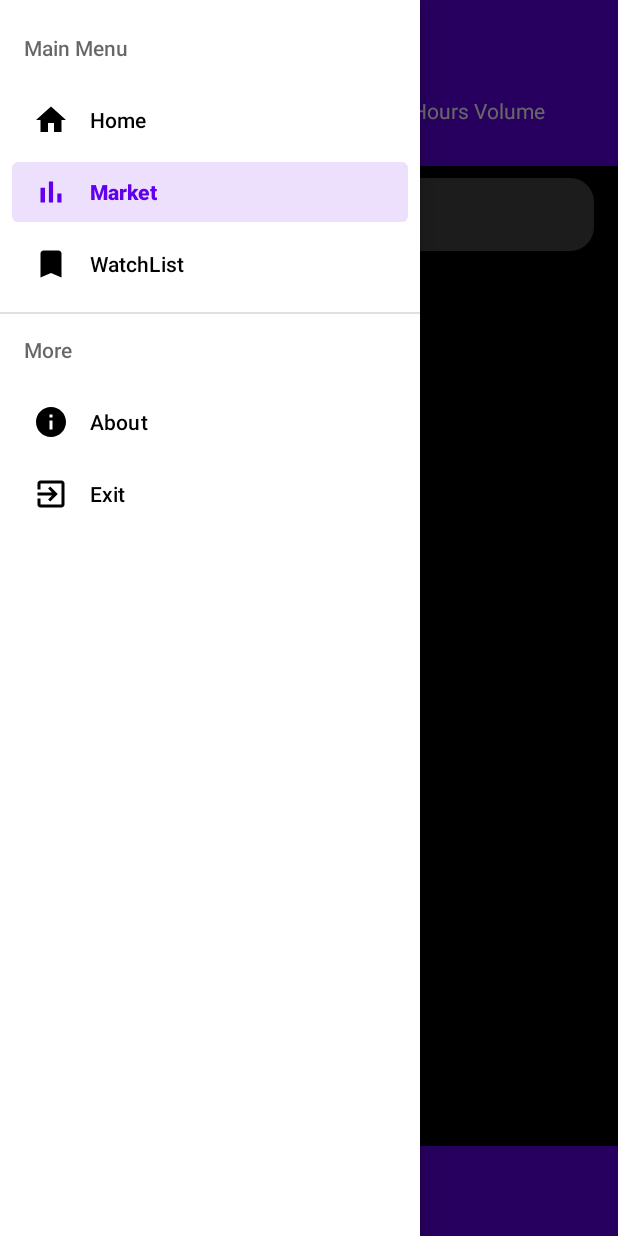
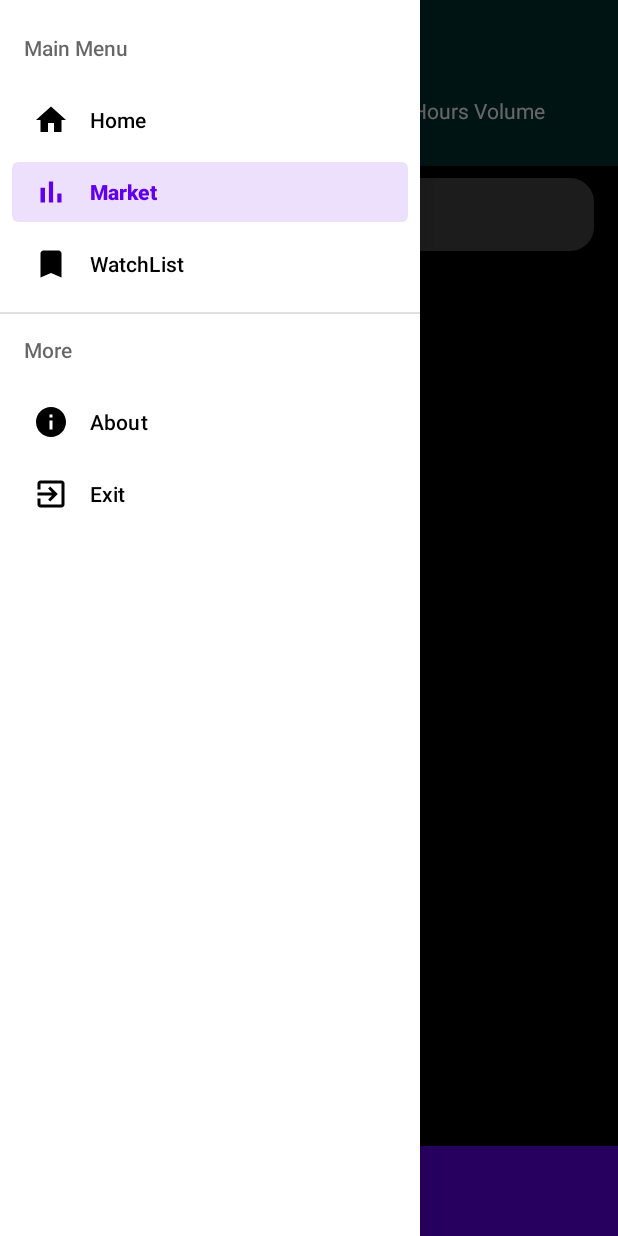
Before and after one commit to AbolfazlAbbac/CoinRank, an Android app: the MarketFragment screen opened through its navigation route, with the side drawer open, on a phone screen of 412 x 824 dp. Run offline under Robolectric (Android 15) with nearby library versions, the phone set to English and light mode, and no system bars; our stand-ins replace Dagger/Hilt's generated code, RxJava, data binding, navigation-ui; libraries missing offline, so code that uses them is left out: me.ibrahimsn.lib; plain views replace SmoothBottomBar; pictures from the network do not load; 5 statements that could not run were skipped.

Commit message:
Navgaitonbar and status bar color be ok

```diff
--- a/app/src/main/res/layout/activity_main.xml
+++ b/app/src/main/res/layout/activity_main.xml
@@ -37,7 +37,7 @@
                 style="@style/Widget.MaterialComponents.BottomNavigationView.Colored"
                 android:layout_width="match_parent"
                 android:layout_height="60dp"
-                app:backgroundColor="?colorPrimary"
+                app:backgroundColor="@color/black"
                 app:iconSize="25dp"
                 app:layout_constraintBottom_toBottomOf="parent"
                 app:menu="@menu/menu_main"
--- a/app/src/main/res/layout/appbar_layout.xml
+++ b/app/src/main/res/layout/appbar_layout.xml
@@ -14,7 +14,7 @@
             android:id="@+id/toolbar"
             android:layout_width="match_parent"
             android:layout_height="?actionBarSize"
-            android:background="@color/black"
+            android:background="@color/teal_900"
             app:title="@string/market"
             app:titleTextColor="@color/white" />
     </com.google.android.material.appbar.AppBarLayout>
--- a/app/src/main/res/layout/fragment_about.xml
+++ b/app/src/main/res/layout/fragment_about.xml
@@ -16,9 +16,12 @@
             android:id="@+id/toolbarAbout"
             android:layout_width="match_parent"
             android:layout_height="wrap_content"
+            android:background="@color/teal_900"
             app:layout_constraintEnd_toEndOf="parent"
             app:layout_constraintStart_toStartOf="parent"
-            app:layout_constraintTop_toTopOf="parent" />
+            app:layout_constraintTop_toTopOf="parent"
+            app:title="About"
+            app:titleTextColor="@color/white" />
 
         <TextView
             android:id="@+id/textView2"
--- a/app/src/main/res/layout/fragment_market.xml
+++ b/app/src/main/res/layout/fragment_market.xml
@@ -21,6 +21,7 @@
                 android:id="@+id/collapsingToolbarLayout"
                 android:layout_width="match_parent"
                 android:layout_height="wrap_content"
+                android:background="@color/teal_900"
                 android:theme="@style/Theme.MaterialComponents"
                 app:layout_scrollFlags="scroll|enterAlways|exitUntilCollapsed">
 
@@ -36,7 +37,8 @@
                     <androidx.constraintlayout.widget.ConstraintLayout
                         android:layout_width="0dp"
                         android:layout_height="wrap_content"
-                        android:layout_weight="1">
+                        android:layout_weight="1"
+                        >
 
                         <TextView
                             android:id="@+id/marketCapTv"
@@ -105,6 +107,7 @@
                     android:id="@+id/toolbarMarketFragment"
                     android:layout_width="match_parent"
                     android:layout_height="?actionBarSize"
+                    android:background="@color/teal_900"
                     app:layout_collapseMode="pin"
                     app:navigationIcon="@drawable/ic_baseline_sort_24" />
 
--- a/app/src/main/res/values/colors.xml
+++ b/app/src/main/res/values/colors.xml
@@ -5,6 +5,7 @@
     <color name="purple_700">#FF3700B3</color>
     <color name="teal_200">#FF03DAC5</color>
     <color name="teal_700">#FF018786</color>
+    <color name="teal_900">#003333</color>
     <color name="black">#FF000000</color>
     <color name="white">#FFFFFFFF</color>
 
--- a/app/src/main/res/values/themes.xml
+++ b/app/src/main/res/values/themes.xml
@@ -11,8 +11,9 @@
         <item name="colorOnSecondary">@color/black</item>
         <!-- Status bar color. -->
         <item name="tabStyle">@style/AppTheme.TabLayout</item>
-        <item name="android:statusBarColor" tools:targetApi="l">?attr/colorPrimaryVariant</item>
+        <item name="android:statusBarColor" tools:targetApi="l">@color/teal_900</item>
         <!-- Customize your theme here. -->
+        <item name="android:navigationBarColor">@color/teal_900</item>
 
     </style>
 
```
Also changed, not shown: app/src/main/res/raw/star_back_toolbart.jpg (added).
